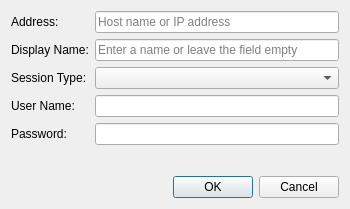
dchapyshev/aspia, file source/client/desktop/router_dialog.ui: the form before one commit.
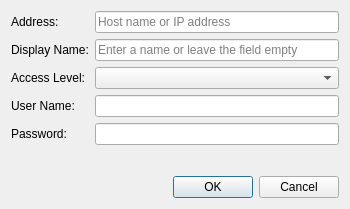
The form after the commit. Custom widgets are drawn as their Qt base class.

The edit to the form file:
```diff
--- a/source/client/desktop/router_dialog.ui
+++ b/source/client/desktop/router_dialog.ui
@@ -56,7 +56,7 @@
      <item row="2" column="0">
       <widget class="QLabel" name="label_session_type">
        <property name="text">
-        <string>Session Type:</string>
+        <string>Access Level:</string>
        </property>
       </widget>
      </item>
```
Left out of the diff: 4 changed lines with no effect on the pictures.
